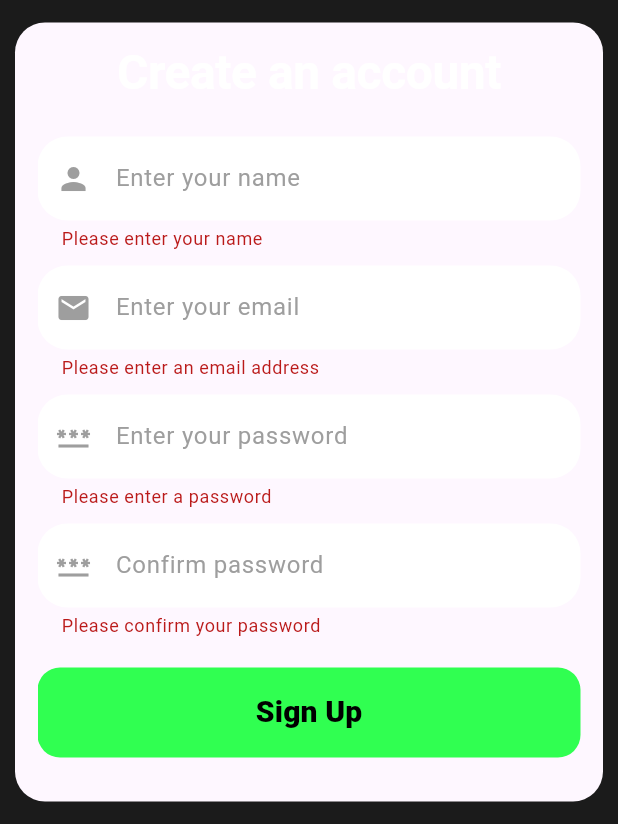
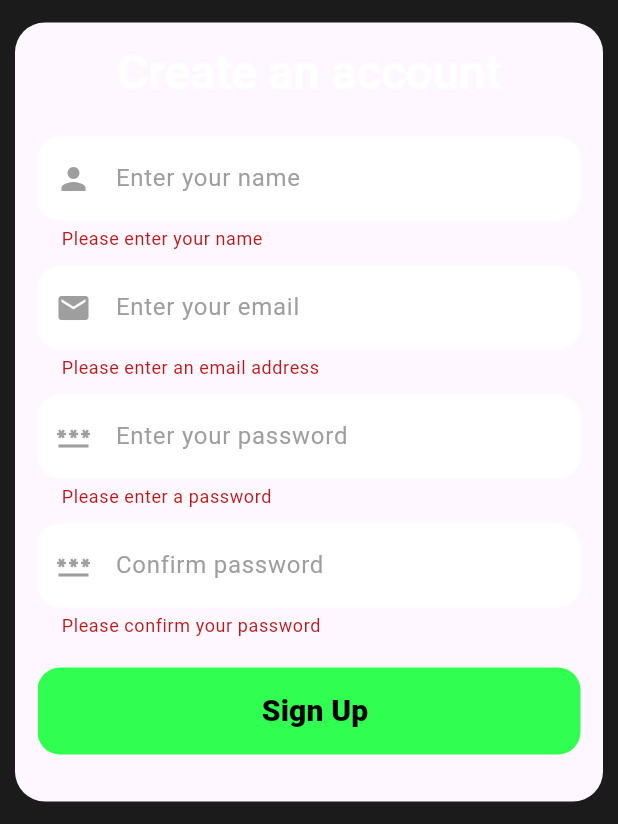
Before and after one commit to ST60002CEM/batch32b-aasiskrk, a Flutter app: the RegisterScreen screen opened directly, after a tap on "Sign Up", on a phone screen of 412 x 824 dp, the part 412-1236 px from its top. Run offline on Flutter 3.47's test engine with Material 3 defaults, Android fonts, the phone set to English and light mode, and no system bars; Roboto replaces fonts that are missing (Epilogue, Genera).

Commit message:
Make custom elevated button and texformfield edited it so that it has every required parameters to customize the widgets and reuse it

```diff
--- a/lib/common/custom_elevated_button.dart
+++ b/lib/common/custom_elevated_button.dart
@@ -1,4 +1,3 @@
-import 'package:flutter/cupertino.dart';
 import 'package:flutter/material.dart';
 
 class CustomElevatedButton extends StatelessWidget {
@@ -8,6 +7,7 @@ class CustomElevatedButton extends StatelessWidget {
   final Color color;
   final double borderRadius;
   final double height;
+  final Image? image; // New image parameter
 
   const CustomElevatedButton({
     Key? key,
@@ -16,7 +16,8 @@ class CustomElevatedButton extends StatelessWidget {
     this.textStyle,
     this.color = const Color.fromRGBO(48, 255, 81, 40),
     this.borderRadius = 15.0,
-    this.height = 60.0,
+    this.height = 58.0,
+    this.image, // New image parameter
   }) : super(key: key);
 
   @override
@@ -30,15 +31,30 @@ class CustomElevatedButton extends StatelessWidget {
       child: TextButton(
         onPressed: onPressed,
         style: ButtonStyle(
-          shape: MaterialStateProperty.all<RoundedRectangleBorder>(
+          shape: WidgetStateProperty.all<RoundedRectangleBorder>(
             RoundedRectangleBorder(
               borderRadius: BorderRadius.circular(borderRadius),
             ),
           ),
         ),
-        child: Text(
-          text,
-          style: textStyle ?? TextStyle(color: Colors.white),
+        child: Row(
+          mainAxisSize: MainAxisSize.min,
+          crossAxisAlignment: CrossAxisAlignment.center,
+          children: [
+            if (image != null)
+              SizedBox(
+                width: 30.0, // Adjust the width as needed for the image size
+                child: image, // Display image if provided
+              ),
+            SizedBox(width: 8.0), // Add some space between image and text
+            Expanded(
+              child: Text(
+                text,
+                textAlign: TextAlign.center,
+                style: textStyle ?? TextStyle(color: Colors.white),
+              ),
+            ),
+          ],
         ),
       ),
     );
--- a/lib/common/cutom_textform_field.dart
+++ b/lib/common/cutom_textform_field.dart
@@ -1,6 +1,6 @@
 import 'package:flutter/material.dart';
 
-class CustomTextFormField extends StatelessWidget {
+class CustomTextFormField extends StatefulWidget {
   final TextEditingController controller;
   final String hintText;
   final IconData? prefixIconData;
@@ -10,6 +10,7 @@ class CustomTextFormField extends StatelessWidget {
   final String? Function(String?)? validator;
   final TextStyle? textStyle;
   final bool obscureText; // New property for obscuring text
+  final bool enableToggle; // New property to enable/disable toggle icon
 
   const CustomTextFormField({
     Key? key,
@@ -22,25 +23,52 @@ class CustomTextFormField extends StatelessWidget {
     this.validator,
     this.textStyle,
     this.obscureText = false, // Initialize the new property
+    this.enableToggle = false, // Initialize the new property
   }) : super(key: key);
+
+  @override
+  _CustomTextFormFieldState createState() => _CustomTextFormFieldState();
+}
+
+class _CustomTextFormFieldState extends State<CustomTextFormField> {
+  late bool _obscureText;
+
+  @override
+  void initState() {
+    super.initState();
+    _obscureText =
+        widget.obscureText; // Set the initial value based on widget property
+  }
 
   @override
   Widget build(BuildContext context) {
     return TextFormField(
-      controller: controller,
-      validator: validator,
-      style: textStyle,
-      obscureText: obscureText, // Use the obscureText property
+      controller: widget.controller,
+      validator: widget.validator,
+      style: widget.textStyle,
+      obscureText: _obscureText, // Use the local obscureText variable
       decoration: InputDecoration(
-        hintText: hintText,
-        hintStyle: TextStyle(color: hintTextColor),
-        fillColor: fillColor,
-        filled: filled,
-        prefixIcon: prefixIconData != null
-            ? Icon(prefixIconData, color: Colors.grey)
+        hintText: widget.hintText,
+        hintStyle: TextStyle(color: widget.hintTextColor),
+        fillColor: widget.fillColor,
+        filled: widget.filled,
+        prefixIcon: widget.prefixIconData != null
+            ? Icon(widget.prefixIconData, color: Colors.grey)
+            : null,
+        suffixIcon: widget.enableToggle
+            ? IconButton(
+                icon: Icon(
+                  _obscureText ? Icons.visibility : Icons.visibility_off,
+                ),
+                onPressed: () {
+                  setState(() {
+                    _obscureText = !_obscureText;
+                  });
+                },
+              )
             : null,
         border: OutlineInputBorder(
-          borderRadius: BorderRadius.circular(20.0),
+          borderRadius: BorderRadius.circular(15.0),
           borderSide: BorderSide.none,
         ),
       ),
```
